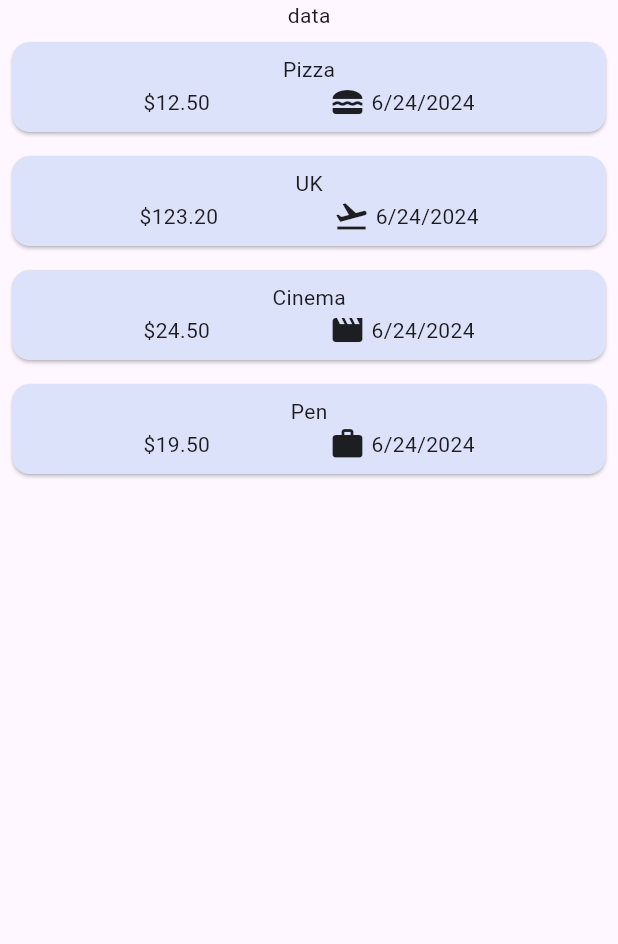
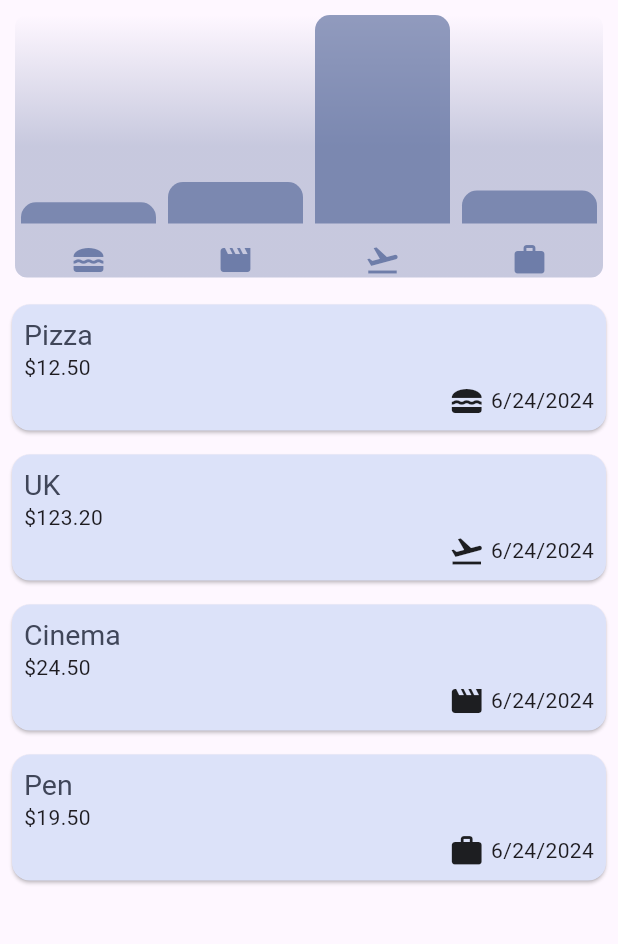
Before and after one commit to AhmedJawad99/Expenses-App, a Flutter app: the screen it shows after launch, on a phone screen of 412 x 824 dp, the part 84-1028 px from its top. Run offline on Flutter 3.47's test engine with Material 3 defaults, Android fonts, the phone set to English and light mode, and no system bars.

Commit message:
chart widget

```diff
--- a/lib/main.dart
+++ b/lib/main.dart
@@ -6,6 +6,8 @@ void main() {
 }
 
 var myColorSchme =
+    ColorScheme.fromSeed(seedColor: const Color.fromARGB(225, 59, 96, 179));
+var myDarkColorScheme =
     ColorScheme.fromSeed(seedColor: const Color.fromARGB(225, 59, 96, 179));
 
 class MyApp extends StatefulWidget {
@@ -22,6 +24,7 @@ class _MyAppState extends State<MyApp> {
     return MaterialApp(
       debugShowCheckedModeBanner: false,
       title: 'Expenses App',
+      themeMode: ThemeMode.light,
       theme: ThemeData().copyWith(
           //useMaterial3: true,
           colorScheme: myColorSchme,
@@ -30,7 +33,7 @@ class _MyAppState extends State<MyApp> {
               foregroundColor: myColorSchme.primaryContainer),
           cardTheme: const CardTheme().copyWith(
             color: myColorSchme.secondaryContainer,
-            margin: EdgeInsets.all(8),
+            margin: const EdgeInsets.all(8),
           ),
           elevatedButtonTheme: ElevatedButtonThemeData(
             style: ElevatedButton.styleFrom(
@@ -41,6 +44,28 @@ class _MyAppState extends State<MyApp> {
                   fontWeight: FontWeight.normal,
                   color: myColorSchme.onSecondaryContainer,
                   fontSize: 19))),
+      darkTheme: ThemeData.dark().copyWith(
+          //useMaterial3: true,
+          colorScheme: myDarkColorScheme,
+          appBarTheme: const AppBarTheme().copyWith(
+              backgroundColor: myDarkColorScheme.onPrimaryContainer,
+              foregroundColor: myDarkColorScheme.primaryContainer),
+          cardTheme: const CardTheme().copyWith(
+            color: myDarkColorScheme.secondaryContainer,
+            margin: const EdgeInsets.all(8),
+          ),
+          elevatedButtonTheme: ElevatedButtonThemeData(
+            style: ElevatedButton.styleFrom(
+                backgroundColor: myDarkColorScheme.onPrimaryContainer,
+                foregroundColor: myDarkColorScheme.primaryContainer),
+          ),
+          iconTheme: const IconThemeData()
+              .copyWith(color: myDarkColorScheme.onPrimaryContainer),
+          textTheme: ThemeData().textTheme.copyWith(
+              titleLarge: TextStyle(
+                  fontWeight: FontWeight.normal,
+                  color: myDarkColorScheme.onSecondaryContainer,
+                  fontSize: 19))),
       home: const Expenses(),
     );
   }
--- a/lib/models/expense.dart
+++ b/lib/models/expense.dart
@@ -34,3 +34,23 @@ class Expense {
       required this.date})
       : id = uuid.v4();
 }
+
+class ExpenseBucket {
+  final Category category;
+  final List<Expense> expenses;
+
+  ExpenseBucket(this.category, this.expenses);
+
+  ExpenseBucket.forCategory(List<Expense> allExpenses, this.category)
+      : expenses = allExpenses
+            .where((element) => element.category == category)
+            .toList();
+
+  double get totalExpenses {
+    double sum = 0;
+    for (var expense in expenses) {
+      sum = sum + expense.amount;
+    }
+    return sum;
+  }
+}
--- /dev/null
+++ b/lib/widgets/chart/chart.dart
@@ -0,0 +1,83 @@
+import 'package:app01/widgets/chart/chart_bar.dart';
+import 'package:flutter/material.dart';
+
+import '../../models/expense.dart';
+
+class Chart extends StatelessWidget {
+  const Chart({super.key, required this.expenses});
+
+  final List<Expense> expenses;
+  List<ExpenseBucket> get buckets {
+    return [
+      ExpenseBucket.forCategory(expenses, Category.food),
+      ExpenseBucket.forCategory(expenses, Category.leisure),
+      ExpenseBucket.forCategory(expenses, Category.travel),
+      ExpenseBucket.forCategory(expenses, Category.work),
+    ];
+  }
+
+  get maxTotalExpense {
+    double maxTotalExpense = 0;
+    for (var element in buckets) {
+      if (element.totalExpenses > maxTotalExpense) {
+        maxTotalExpense = element.totalExpenses;
+      }
+    }
+    return maxTotalExpense;
+  }
+
+  @override
+  Widget build(BuildContext context) {
+    final bool isDarkMode =
+        MediaQuery.of(context).platformBrightness == Brightness.dark;
+    return Container(
+      margin: const EdgeInsets.all(10),
+      padding: const EdgeInsets.symmetric(),
+      width: double.infinity,
+      height: 175,
+      decoration: BoxDecoration(
+        borderRadius: BorderRadius.circular(8),
+        gradient: LinearGradient(colors: [
+          Theme.of(context).colorScheme.primary.withOpacity(0.3),
+          Theme.of(context).colorScheme.primary.withOpacity(0.0),
+        ], begin: Alignment.center, end: Alignment.topCenter),
+      ),
+      child: Column(
+        children: [
+          Expanded(
+            child: Row(
+              crossAxisAlignment: CrossAxisAlignment.end,
+              children: [
+                for (final ele in buckets)
+                  ChartBar(
+                    fill: ele.totalExpenses == 0
+                        ? 0
+                        : ele.totalExpenses / maxTotalExpense,
+                  )
+              ],
+            ),
+          ),
+          const SizedBox(
+            height: 12,
+          ),
+          Row(
+              children: buckets
+                  .map((e) => Expanded(
+                          child: Padding(
+                        padding: const EdgeInsets.symmetric(horizontal: 4),
+                        child: Icon(
+                          categoryIcons[e.category],
+                          color: isDarkMode
+                              ? Theme.of(context).colorScheme.secondary
+                              : Theme.of(context)
+                                  .colorScheme
+                                  .primary
+                                  .withOpacity(0.7),
+                        ),
+                      )))
+                  .toList()),
+        ],
+      ),
+    );
+  }
+}
--- /dev/null
+++ b/lib/widgets/chart/chart_bar.dart
@@ -0,0 +1,30 @@
+import 'package:flutter/material.dart';
+
+class ChartBar extends StatelessWidget {
+  const ChartBar({super.key, required this.fill});
+
+  final double fill;
+
+  @override
+  Widget build(BuildContext context) {
+    final bool isDarkMode =
+        MediaQuery.of(context).platformBrightness == Brightness.dark;
+    return Expanded(
+        child: Padding(
+            padding: const EdgeInsets.symmetric(horizontal: 4),
+            child: FractionallySizedBox(
+              heightFactor: fill,
+              child: DecoratedBox(
+                  decoration: BoxDecoration(
+                      shape: BoxShape.rectangle,
+                      borderRadius:
+                          const BorderRadius.vertical(top: Radius.circular(10)),
+                      color: isDarkMode
+                          ? Theme.of(context).colorScheme.secondary
+                          : Theme.of(context)
+                              .colorScheme
+                              .primary
+                              .withOpacity(0.6))),
+            )));
+  }
+}
--- a/lib/widgets/expanses_list/expanses_item.dart
+++ b/lib/widgets/expanses_list/expanses_item.dart
@@ -10,13 +10,17 @@ class ExpensesItem extends StatelessWidget {
       child: Padding(
         padding: const EdgeInsets.all(8.0),
         child: Column(
+          crossAxisAlignment: CrossAxisAlignment.start,
           children: [
-            Text(expense.title),
+            Text(
+              expense.title,
+              style: Theme.of(context).textTheme.titleLarge,
+            ),
+            Text('\$${expense.amount.toStringAsFixed(2)}'),
             //const Spacer(),
             Row(
-              mainAxisAlignment: MainAxisAlignment.spaceEvenly,
+              mainAxisAlignment: MainAxisAlignment.end,
               children: [
-                Text('\$${expense.amount.toStringAsFixed(2)}'),
                 Row(
                   children: [
                     Icon(categoryIcons[expense.category]),
--- a/lib/widgets/expanses_list/expanses_list.dart
+++ b/lib/widgets/expanses_list/expanses_list.dart
@@ -16,6 +16,9 @@ class ExpensesList extends StatelessWidget {
       itemBuilder: (BuildContext context, int index) {
         return Dismissible(
             key: ValueKey(expenses[index]),
+            background: Container(
+                color: Theme.of(context).colorScheme.error,
+                margin: const EdgeInsets.symmetric(horizontal: 10)),
             onDismissed: (direction) {
               return onRemoveExpense(expenses[
                   index]); // this give it the old expense or the used expense
--- a/lib/widgets/expenses.dart
+++ b/lib/widgets/expenses.dart
@@ -1,4 +1,5 @@
 import 'package:app01/models/expense.dart';
+import 'package:app01/widgets/chart/chart.dart';
 import 'package:app01/widgets/expanses_list/expanses_list.dart';
 import 'package:app01/widgets/new_expense.dart';
 import 'package:flutter/material.dart';
@@ -68,7 +69,7 @@ class _ExpensesState extends State<Expenses> {
           child: Column(
         mainAxisAlignment: MainAxisAlignment.center,
         children: [
-          const Text('data'),
+          Chart(expenses: _registeredExpenses),
           Expanded(
             //Expanded to give the ListView a width
             child: ExpensesList(
--- a/lib/widgets/new_expense.dart
+++ b/lib/widgets/new_expense.dart
@@ -29,13 +29,13 @@ class _NewExpenseState extends State<NewExpense> {
   @override
   Widget build(BuildContext context) {
     return Padding(
-      padding: EdgeInsets.all(16.0),
+      padding: const EdgeInsets.all(16.0),
       child: Column(
         children: [
           TextField(
             controller: _titleController,
             maxLength: 50,
-            decoration: InputDecoration(label: Text('Title')),
+            decoration: const InputDecoration(label: Text('Title')),
           ),
           Row(
             children: [
@@ -47,7 +47,7 @@ class _NewExpenseState extends State<NewExpense> {
                       label: Text('Amount'), prefixText: '\$'),
                 ),
               ),
-              SizedBox(
+              const SizedBox(
                 width: 15,
               ),
               Expanded(
@@ -74,7 +74,7 @@ class _NewExpenseState extends State<NewExpense> {
                           _selectedDate = pickedDate;
                         });
                       },
-                      icon: Icon(Icons.calendar_month))
+                      icon: const Icon(Icons.calendar_month))
                 ],
               ))
             ],
@@ -85,8 +85,8 @@ class _NewExpenseState extends State<NewExpense> {
                   value: _SelectedCategory,
                   items: Category.values.map((e) {
                     return DropdownMenuItem(
+                      value: e,
                       child: Text(e.name),
-                      value: e,
                     );
                   }).toList(),
                   onChanged: (newCat) {
```
